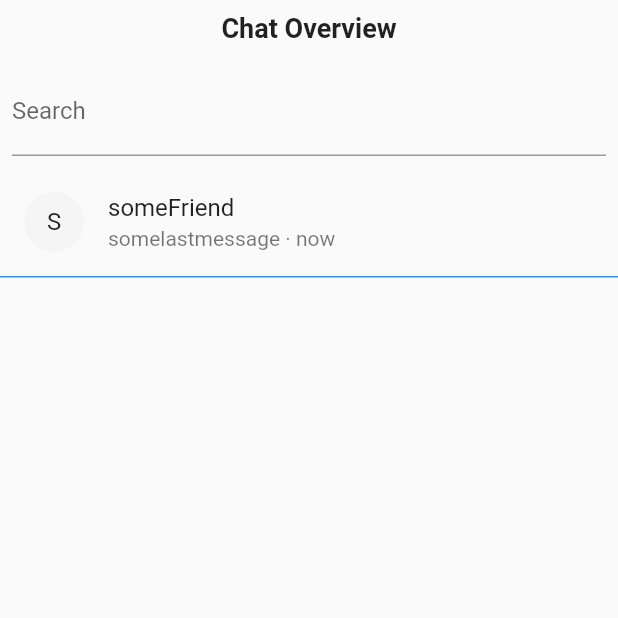
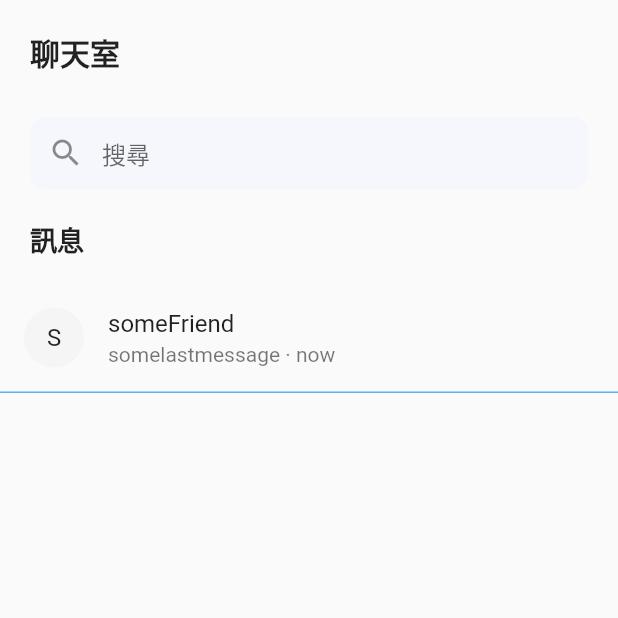
Before and after one commit to yu-hsiennn/Pet-App, a Flutter app: the ChatOverviewPage screen opened directly, on a phone screen of 412 x 824 dp, the top half of it. Run offline on Flutter 3.47's test engine with Material 2 defaults, Android fonts, the phone set to English and light mode, and no system bars; our stand-ins replace google_maps_flutter, image_picker, shared_preferences, speech_to_text; missing offline and left inert: album_image, custom_marker; accounts and stored records are empty.

Commit message:
renew layout

```diff
--- a/lib/ChatOverviewPage.dart
+++ b/lib/ChatOverviewPage.dart
@@ -47,12 +47,17 @@ List<Message> chatContent = [
       sentTime: DateTime.now()),
 ];
 
-class ChatOverviewPage extends StatelessWidget {
+class ChatOverviewPage extends StatefulWidget {
   final List<Chat> chats;
 
-  ChatOverviewPage({super.key, required this.chats}) {
-    chats.sort((a, b) => b.lastActive.compareTo(a.lastActive));
+  ChatOverviewPage({Key? key, required this.chats}) : super(key: key);
+
+  @override
+  _ChatOverviewPageState createState() => _ChatOverviewPageState();
 }
+
+class _ChatOverviewPageState extends State<ChatOverviewPage> {
+  String searchText = '';
 
   @override
   Widget build(BuildContext context) {
@@ -63,20 +68,52 @@ class ChatOverviewPage extends StatelessWidget {
       body: Column(
         children: [
           Padding(
-            padding: const EdgeInsets.all(8.0),
+            padding: const EdgeInsets.fromLTRB(20, 20, 20, 8),
+            child: Align(
+              alignment: Alignment.centerLeft,
               child: Text(
-              'Chat Overview',
+                '聊天室',
+                style: TextStyle(
+                  fontSize: 20,
+                  fontWeight: FontWeight.bold,
+                ),
+              ),
+            ),
+          ),
+          Padding(
+            padding: const EdgeInsets.all(20.0),
+            child: Align(
+              alignment: Alignment.centerLeft,
+              child: Container(
+                decoration: BoxDecoration(
+                  borderRadius: BorderRadius.circular(10),
+                  color: Color.fromRGBO(246, 247, 252, 1),
+                ),
+                child: TextField(
+                  decoration: InputDecoration(
+                    hintText: '搜尋',
+                    prefixIcon: Icon(Icons.search),
+                    border: InputBorder.none,
+                  ),
+                  onChanged: (value) {
+                    setState(() {
+                      searchText = value;
+                    });
+                  },
+                ),
+              ),
+            ),
+          ),
+          Padding(
+            padding: const EdgeInsets.fromLTRB(20.0, 0.0, 20, 8),
+            child: Align(
+              alignment: Alignment.centerLeft,
+              child: Text(
+                '訊息',
                 style: TextStyle(
                   fontSize: 18,
                   fontWeight: FontWeight.bold,
                 ),
-            ),
-          ),
-          Padding(
-            padding: const EdgeInsets.all(8.0),
-            child: TextField(
-              decoration: InputDecoration(
-                labelText: 'Search',
               ),
             ),
           ),
@@ -90,11 +127,20 @@ class ChatOverviewPage extends StatelessWidget {
                 final lastActiveString =
                     _getLastActiveString(lastActiveDuration);
 
-                return Container(
+                if (searchText.isNotEmpty &&
+                    !chat.name
+                        .toLowerCase()
+                        .contains(searchText.toLowerCase())) {
+                  return Container(); // Skip rendering if the name doesn't match the search text
+                }
+
+                return Padding(
+                  padding: EdgeInsets.symmetric(vertical: 8.0),
+                  child: Container(
                     decoration: BoxDecoration(
                       border: Border(
                         bottom: BorderSide(
-                        color: Colors.blue, // 蓝色底线颜色
+                          color: Color.fromRGBO(96, 175, 245, 1), // 蓝色底线颜色
                           width: 1.0, // 蓝色底线宽度
                         ),
                       ),
@@ -107,10 +153,11 @@ class ChatOverviewPage extends StatelessWidget {
                       subtitle: Text('${chat.lastMessage} · $lastActiveString'),
                       onTap: () => _openChatPage(context, chat),
                     ),
+                  ),
                 );
               },
             ),
-          ),
+          )
         ],
       ),
     );
@@ -118,7 +165,7 @@ class ChatOverviewPage extends StatelessWidget {
 
   Map<String, List<Chat>> _groupChatsBySender() {
     final groupedChats = <String, List<Chat>>{};
-    for (final chat in chats) {
+    for (final chat in widget.chats) {
       final sender = chat.name;
       if (!groupedChats.containsKey(sender)) {
         groupedChats[sender] = [];
--- a/lib/LogIn.dart
+++ b/lib/LogIn.dart
@@ -54,12 +54,9 @@ class _AccessPageState extends State<AccessPage> {
   }
 
   Future<void> GetUser() async {
-    final response = await http.get(
-      Uri.parse(GetUserUrl + _email),
-      headers: {
-        'accept': 'application/json',
-      }
-    );
+    final response = await http.get(Uri.parse(GetUserUrl + _email), headers: {
+      'accept': 'application/json',
+    });
 
     if (response.statusCode == 200) {
       final responseData = json.decode(response.body);
@@ -200,7 +197,7 @@ class _AccessPageState extends State<AccessPage> {
                         CustomButton(
                           label: '確認',
                           onPressed: () {
-                            loginUser();
+                            //loginUser();
                             Navigator.push(
                               context,
                               MaterialPageRoute(
```
Also changed, not shown: lib/main.dart (+0 -40 lines). Lines whose indentation alone changed are shown as unchanged.
